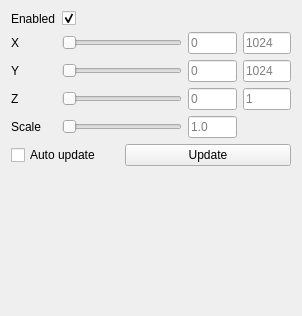
Before: the Qt Designer form include/ui/plugins/fom_toolbox.ui in VRGroupRWTH/pli_view, drawn with Qt 5.
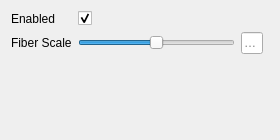
After: the same form once the commit is applied. Custom widgets are drawn as their Qt base class.

Patch:
```diff
--- a/include/ui/plugins/fom_toolbox.ui
+++ b/include/ui/plugins/fom_toolbox.ui
@@ -6,23 +6,67 @@
    <rect>
     <x>0</x>
     <y>0</y>
-    <width>302</width>
-    <height>316</height>
+    <width>280</width>
+    <height>140</height>
    </rect>
   </property>
   <property name="windowTitle">
    <string>Fiber Orientation Map Toolbox</string>
   </property>
   <layout class="QGridLayout" name="gridLayout">
-   <item row="0" column="0">
-    <widget class="QLabel" name="label_enabled">
+   <item row="1" column="1" colspan="2">
+    <widget class="QSlider" name="slider_fiber_scale">
+     <property name="sizePolicy">
+      <sizepolicy hsizetype="Preferred" vsizetype="Preferred">
+       <horstretch>4</horstretch>
+       <verstretch>0</verstretch>
+      </sizepolicy>
+     </property>
+     <property name="minimumSize">
+      <size>
+       <width>0</width>
+       <height>0</height>
+      </size>
+     </property>
+     <property name="maximum">
+      <number>1000</number>
+     </property>
+     <property name="value">
+      <number>500</number>
+     </property>
+     <property name="orientation">
+      <enum>Qt::Horizontal</enum>
+     </property>
+    </widget>
+   </item>
+   <item row="1" column="3">
+    <widget class="QLineEdit" name="line_edit_fiber_scale">
+     <property name="sizePolicy">
+      <sizepolicy hsizetype="Preferred" vsizetype="Preferred">
+       <horstretch>1</horstretch>
+       <verstretch>0</verstretch>
+      </sizepolicy>
+     </property>
+     <property name="placeholderText">
+      <string>1.0</string>
+     </property>
+    </widget>
+   </item>
+   <item row="1" column="0">
+    <widget class="QLabel" name="label_scale">
      <property name="text">
-      <string>Enabled</string>
+      <string>Fiber Scale</string>
      </property>
     </widget>
    </item>
    <item row="0" column="1" colspan="4">
     <widget class="QCheckBox" name="checkbox_enabled">
+     <property name="sizePolicy">
+      <sizepolicy hsizetype="Preferred" vsizetype="Preferred">
+       <horstretch>0</horstretch>
+       <verstretch>0</verstretch>
+      </sizepolicy>
+     </property>
      <property name="layoutDirection">
       <enum>Qt::LeftToRight</enum>
      </property>
@@ -34,252 +78,14 @@
      </property>
     </widget>
    </item>
-   <item row="1" column="0">
-    <widget class="QLabel" name="label_x">
+   <item row="0" column="0">
+    <widget class="QLabel" name="label_enabled">
      <property name="text">
-      <string>X</string>
+      <string>Enabled</string>
      </property>
     </widget>
    </item>
-   <item row="1" column="1" colspan="2">
-    <widget class="QxtSpanSlider" name="slider_x">
-     <property name="sizePolicy">
-      <sizepolicy hsizetype="Expanding" vsizetype="Fixed">
-       <horstretch>1</horstretch>
-       <verstretch>0</verstretch>
-      </sizepolicy>
-     </property>
-     <property name="minimumSize">
-      <size>
-       <width>120</width>
-       <height>0</height>
-      </size>
-     </property>
-     <property name="orientation">
-      <enum>Qt::Horizontal</enum>
-     </property>
-    </widget>
-   </item>
-   <item row="1" column="3">
-    <widget class="QLineEdit" name="line_edit_offset_x">
-     <property name="sizePolicy">
-      <sizepolicy hsizetype="Expanding" vsizetype="Fixed">
-       <horstretch>1</horstretch>
-       <verstretch>0</verstretch>
-      </sizepolicy>
-     </property>
-     <property name="text">
-      <string/>
-     </property>
-     <property name="alignment">
-      <set>Qt::AlignLeading|Qt::AlignLeft|Qt::AlignVCenter</set>
-     </property>
-     <property name="placeholderText">
-      <string>0</string>
-     </property>
-    </widget>
-   </item>
-   <item row="1" column="4">
-    <widget class="QLineEdit" name="line_edit_size_x">
-     <property name="sizePolicy">
-      <sizepolicy hsizetype="Expanding" vsizetype="Fixed">
-       <horstretch>1</horstretch>
-       <verstretch>0</verstretch>
-      </sizepolicy>
-     </property>
-     <property name="text">
-      <string/>
-     </property>
-     <property name="alignment">
-      <set>Qt::AlignLeading|Qt::AlignLeft|Qt::AlignVCenter</set>
-     </property>
-     <property name="placeholderText">
-      <string>1024</string>
-     </property>
-    </widget>
-   </item>
-   <item row="2" column="0">
-    <widget class="QLabel" name="label_y">
-     <property name="text">
-      <string>Y</string>
-     </property>
-    </widget>
-   </item>
-   <item row="2" column="1" colspan="2">
-    <widget class="QxtSpanSlider" name="slider_y">
-     <property name="sizePolicy">
-      <sizepolicy hsizetype="Expanding" vsizetype="Fixed">
-       <horstretch>1</horstretch>
-       <verstretch>0</verstretch>
-      </sizepolicy>
-     </property>
-     <property name="minimumSize">
-      <size>
-       <width>120</width>
-       <height>0</height>
-      </size>
-     </property>
-     <property name="orientation">
-      <enum>Qt::Horizontal</enum>
-     </property>
-    </widget>
-   </item>
-   <item row="2" column="3">
-    <widget class="QLineEdit" name="line_edit_offset_y">
-     <property name="sizePolicy">
-      <sizepolicy hsizetype="Expanding" vsizetype="Fixed">
-       <horstretch>1</horstretch>
-       <verstretch>0</verstretch>
-      </sizepolicy>
-     </property>
-     <property name="text">
-      <string/>
-     </property>
-     <property name="alignment">
-      <set>Qt::AlignLeading|Qt::AlignLeft|Qt::AlignVCenter</set>
-     </property>
-     <property name="placeholderText">
-      <string>0</string>
-     </property>
-    </widget>
-   </item>
-   <item row="2" column="4">
-    <widget class="QLineEdit" name="line_edit_size_y">
-     <property name="sizePolicy">
-      <sizepolicy hsizetype="Expanding" vsizetype="Fixed">
-       <horstretch>1</horstretch>
-       <verstretch>0</verstretch>
-      </sizepolicy>
-     </property>
-     <property name="text">
-      <string/>
-     </property>
-     <property name="alignment">
-      <set>Qt::AlignLeading|Qt::AlignLeft|Qt::AlignVCenter</set>
-     </property>
-     <property name="placeholderText">
-      <string>1024</string>
-     </property>
-    </widget>
-   </item>
-   <item row="3" column="0">
-    <widget class="QLabel" name="label_z">
-     <property name="text">
-      <string>Z</string>
-     </property>
-    </widget>
-   </item>
-   <item row="3" column="1" colspan="2">
-    <widget class="QxtSpanSlider" name="slider_z">
-     <property name="sizePolicy">
-      <sizepolicy hsizetype="Expanding" vsizetype="Fixed">
-       <horstretch>1</horstretch>
-       <verstretch>0</verstretch>
-      </sizepolicy>
-     </property>
-     <property name="minimumSize">
-      <size>
-       <width>120</width>
-       <height>0</height>
-      </size>
-     </property>
-     <property name="orientation">
-      <enum>Qt::Horizontal</enum>
-     </property>
-    </widget>
-   </item>
-   <item row="3" column="3">
-    <widget class="QLineEdit" name="line_edit_offset_z">
-     <property name="sizePolicy">
-      <sizepolicy hsizetype="Expanding" vsizetype="Fixed">
-       <horstretch>1</horstretch>
-       <verstretch>0</verstretch>
-      </sizepolicy>
-     </property>
-     <property name="text">
-      <string/>
-     </property>
-     <property name="alignment">
-      <set>Qt::AlignLeading|Qt::AlignLeft|Qt::AlignVCenter</set>
-     </property>
-     <property name="placeholderText">
-      <string>0</string>
-     </property>
-    </widget>
-   </item>
-   <item row="3" column="4">
-    <widget class="QLineEdit" name="line_edit_size_z">
-     <property name="sizePolicy">
-      <sizepolicy hsizetype="Expanding" vsizetype="Fixed">
-       <horstretch>1</horstretch>
-       <verstretch>0</verstretch>
-      </sizepolicy>
-     </property>
-     <property name="text">
-      <string/>
-     </property>
-     <property name="alignment">
-      <set>Qt::AlignLeading|Qt::AlignLeft|Qt::AlignVCenter</set>
-     </property>
-     <property name="placeholderText">
-      <string>1</string>
-     </property>
-    </widget>
-   </item>
-   <item row="4" column="0">
-    <widget class="QLabel" name="label_scale">
-     <property name="text">
-      <string>Scale</string>
-     </property>
-    </widget>
-   </item>
-   <item row="4" column="1" colspan="2">
-    <widget class="QSlider" name="slider_scale">
-     <property name="sizePolicy">
-      <sizepolicy hsizetype="Expanding" vsizetype="Fixed">
-       <horstretch>1</horstretch>
-       <verstretch>0</verstretch>
-      </sizepolicy>
-     </property>
-     <property name="minimumSize">
-      <size>
-       <width>120</width>
-       <height>0</height>
-      </size>
-     </property>
-     <property name="orientation">
-      <enum>Qt::Horizontal</enum>
-     </property>
-    </widget>
-   </item>
-   <item row="4" column="3">
-    <widget class="QLineEdit" name="line_edit_scale">
-     <property name="placeholderText">
-      <string>1.0</string>
-     </property>
-    </widget>
-   </item>
-   <item row="5" column="0" colspan="2">
-    <widget class="QCheckBox" name="checkbox_auto_update">
-     <property name="text">
-      <string>Auto update</string>
-     </property>
-     <property name="checked">
-      <bool>false</bool>
-     </property>
-    </widget>
-   </item>
-   <item row="5" column="2" colspan="3">
-    <widget class="QPushButton" name="button_update">
-     <property name="enabled">
-      <bool>true</bool>
-     </property>
-     <property name="text">
-      <string>Update</string>
-     </property>
-    </widget>
-   </item>
-   <item row="6" column="1">
+   <item row="2" column="0" colspan="5">
     <spacer name="spacer">
      <property name="orientation">
       <enum>Qt::Vertical</enum>
@@ -294,13 +100,6 @@
    </item>
   </layout>
  </widget>
- <customwidgets>
-  <customwidget>
-   <class>QxtSpanSlider</class>
-   <extends>QSlider</extends>
-   <header location="global">third_party/qxt/qxtspanslider.h</header>
-  </customwidget>
- </customwidgets>
  <tabstops>
   <tabstop>checkbox_enabled</tabstop>
   <tabstop>line_edit_offset_x</tabstop>
```
Left out of the diff: 11 changed lines with no effect on the pictures.
